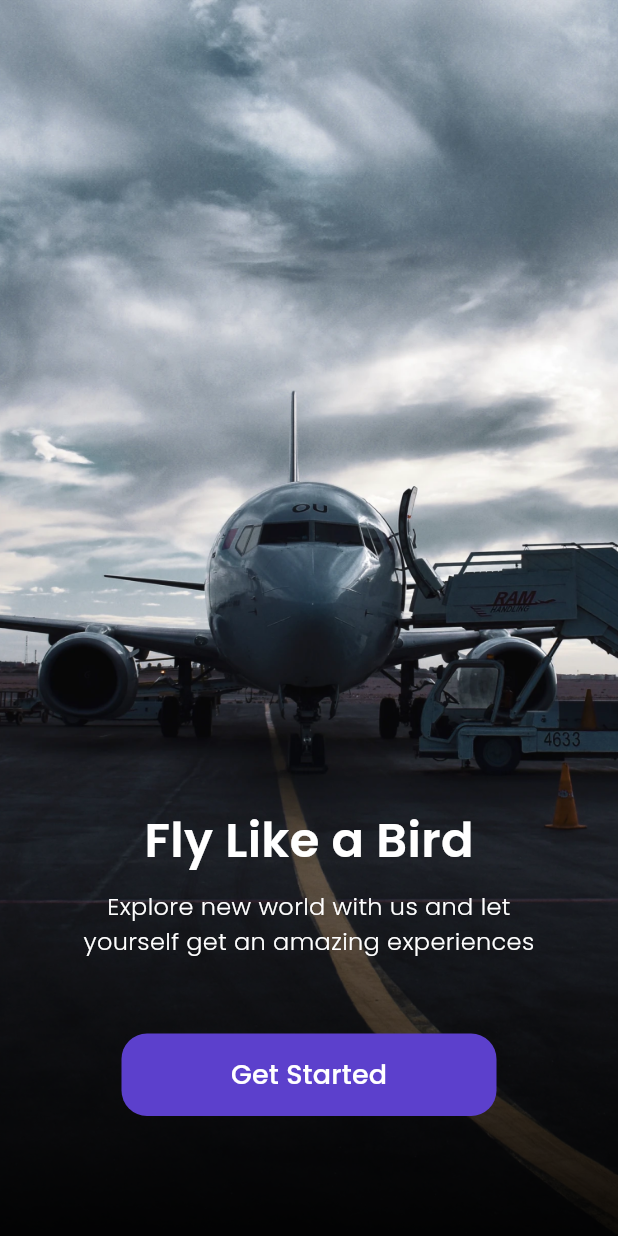
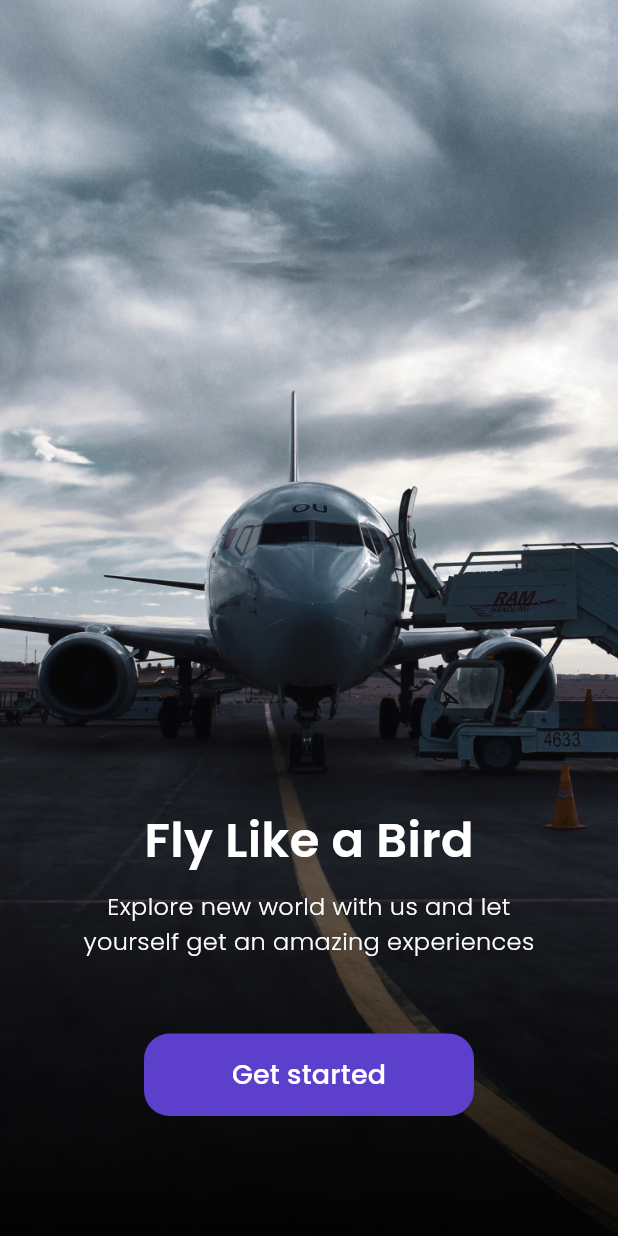
Before and after one commit to Fatahillah-13/airplane, a Flutter app: the screen it shows after launch, on a phone screen of 412 x 824 dp. Run offline on Flutter 3.47's test engine with Material 3 defaults, Android fonts, the phone set to English and light mode, and no system bars; our stand-ins replace google_fonts; missing offline and left inert: dart:ffi.

Commit message:
Create custom_button and custom_bottom_navigation

```diff
--- a/lib/ui/pages/get_started_page.dart
+++ b/lib/ui/pages/get_started_page.dart
@@ -1,5 +1,6 @@
 // ignore_for_file: prefer_const_constructors, prefer_const_literals_to_create_immutables
 
+import 'package:airplane/ui/widget/custom_button.dart';
 import 'package:flutter/material.dart';
 import '../../shared/theme.dart';
 
@@ -45,29 +46,17 @@ class GetStartedPage extends StatelessWidget {
                   ),
                   textAlign: TextAlign.center,
                 ),
-                Container(
-                  width: 250,
-                  height: 55,
-                  margin: EdgeInsets.only(top: 50, bottom: 80),
-                  child: TextButton(
-                    onPressed: () {
-                      Navigator.pushNamed(context, '/sign-up');
-                    },
-                    style: TextButton.styleFrom(
-                      backgroundColor: kPrimaryColor,
-                      shape: RoundedRectangleBorder(
-                        borderRadius: BorderRadius.circular(defaultRadius),
-                      ),
-                    ),
-                    child: Text(
-                      'Get Started',
-                      style: whiteTextStyle.copyWith(
-                        fontSize: 18,
-                        fontWeight: medium,
-                      ),
-                    ),
+                CustomButton(
+                  title: 'Get started',
+                  width: 220,
+                  margin: EdgeInsets.only(
+                    bottom: 80,
+                    top: 50,
                   ),
-                )
+                  onPressed: () {
+                    Navigator.pushNamed(context, '/sign-up');
+                  },
+                ),
               ],
             ),
           ),
--- /dev/null
+++ b/lib/ui/widget/custom_button.dart
@@ -0,0 +1,43 @@
+// ignore_for_file: prefer_const_constructors
+
+import 'package:airplane/shared/theme.dart';
+import 'package:flutter/material.dart';
+
+class CustomButton extends StatelessWidget {
+  final String title;
+  final double width;
+  final EdgeInsets margin;
+  final Function() onPressed;
+  const CustomButton({
+    Key? key,
+    required this.title,
+    this.width = double.infinity,
+    required this.onPressed,
+    this.margin = EdgeInsets.zero,
+  }) : super(key: key);
+
+  @override
+  Widget build(BuildContext context) {
+    return Container(
+      width: width,
+      height: 55,
+      margin: margin,
+      child: TextButton(
+        onPressed: onPressed,
+        style: TextButton.styleFrom(
+          backgroundColor: kPrimaryColor,
+          shape: RoundedRectangleBorder(
+            borderRadius: BorderRadius.circular(defaultRadius),
+          ),
+        ),
+        child: Text(
+          title,
+          style: whiteTextStyle.copyWith(
+            fontSize: 18,
+            fontWeight: medium,
+          ),
+        ),
+      ),
+    );
+  }
+}
```
Also changed, not shown: lib/ui/pages/bonus_page.dart (+8 -23 lines), lib/ui/pages/main_page.dart (+10 -96 lines), lib/ui/pages/sign_up_page.dart (+4 -22 lines), lib/ui/widget/custom_bottom_navigation_item.dart (added, +46 -0 lines).
